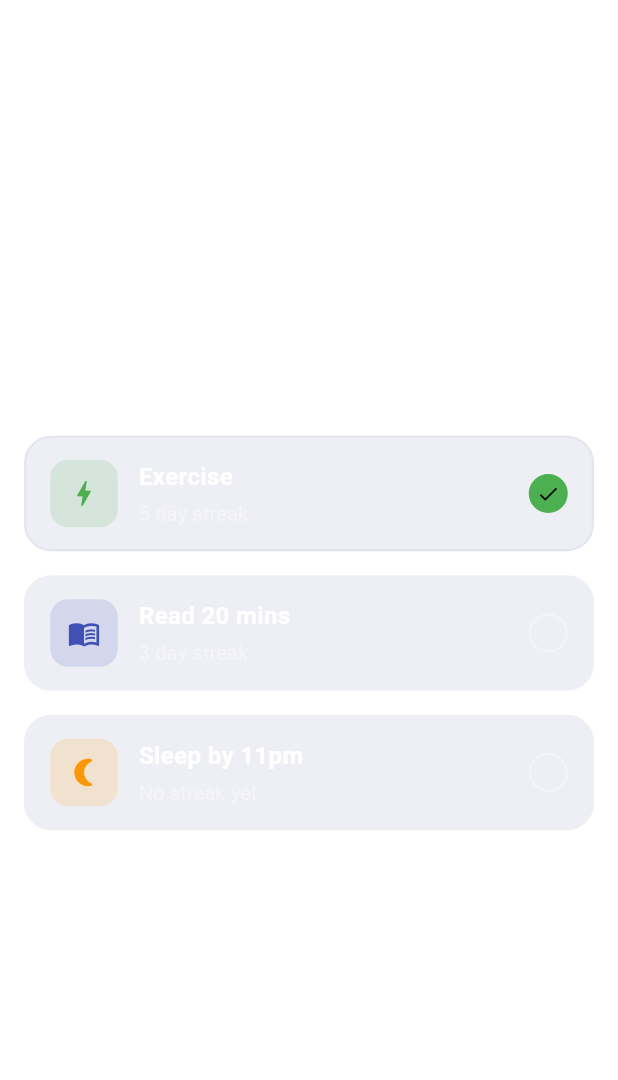
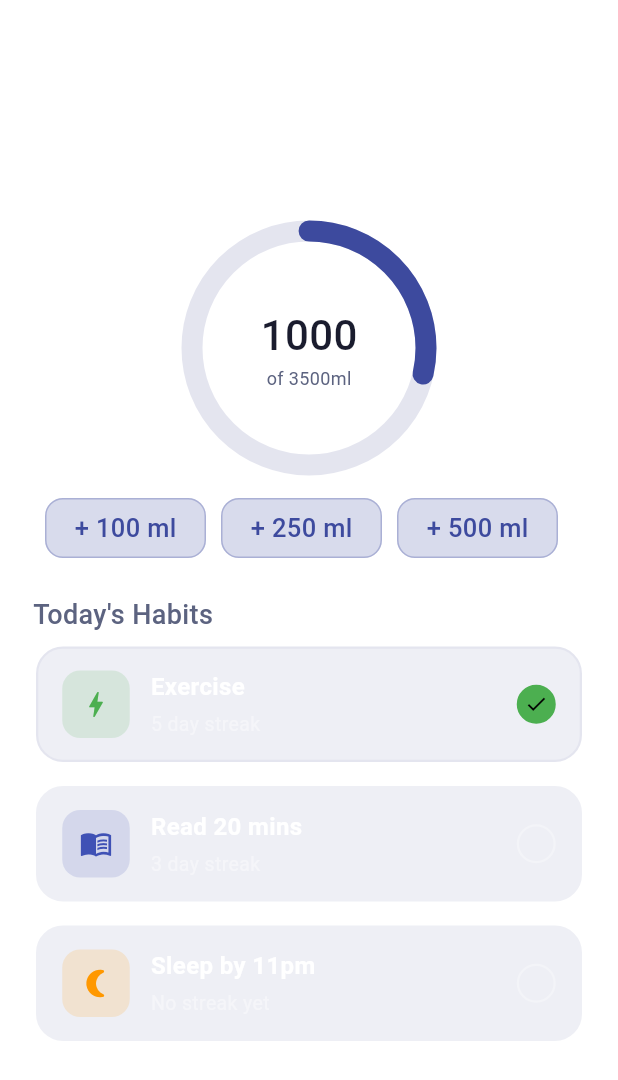
Before and after one commit to riddhicodes03/Habit-Tracker, a Flutter app: the screen it shows after launch, on a phone screen of 412 x 824 dp. Shown: the top 1080 px of the screen. Run offline on Flutter 3.47's test engine with Material 3 defaults, Android fonts, the phone set to English and light mode, and no system bars; our stand-ins replace riverpod, sqflite; accounts and stored records are empty.

Commit message:
add water tracker

```diff
--- a/lib/view/screen/home.dart
+++ b/lib/view/screen/home.dart
@@ -1,5 +1,7 @@
 import 'package:flutter/material.dart';
+import 'package:habit_tracker/view/widget/add_water_button.dart';
 import 'package:habit_tracker/view/widget/habit_box.dart';
+import 'package:habit_tracker/view/widget/water_ring.dart';
 
 class Home extends StatefulWidget {
   const Home({super.key});
@@ -16,6 +18,7 @@ class _HomeState extends State<Home> {
     });
   }
 
+  void addWater() {}
   @override
   Widget build(BuildContext context) {
     var scheme = Theme.of(context);
@@ -23,6 +26,7 @@ class _HomeState extends State<Home> {
     return Scaffold(
       backgroundColor: scheme.colorScheme.surfaceContainerLowest,
       body: Container(
+        margin: EdgeInsets.all(8),
         width: width,
         decoration: BoxDecoration(
           color: scheme.colorScheme.surfaceContainerLowest,
@@ -32,6 +36,30 @@ class _HomeState extends State<Home> {
           children: [
             Text('Greeting+date', style: TextStyle(color: Colors.white)),
             Text('CircularProgress', style: TextStyle(color: Colors.white)),
+            WaterRing(current: 1000, goal: 3500),
+            SizedBox(height: 10),
+            Row(
+              crossAxisAlignment: CrossAxisAlignment.center,
+              mainAxisAlignment: MainAxisAlignment.center,
+              children: [
+                AddWaterButton(amount: 100, onTap: addWater),
+                SizedBox(width: 10),
+                AddWaterButton(amount: 250, onTap: addWater),
+                SizedBox(width: 10),
+                AddWaterButton(amount: 500, onTap: addWater),
+                SizedBox(width: 10),
+              ],
+            ),
+            SizedBox(height: 25),
+            Container(
+              margin: EdgeInsets.only(left: 14),
+              alignment: Alignment.bottomLeft,
+              child: Text(
+                'Today\'s Habits',
+
+                style: TextStyle(fontSize: 18, fontWeight: FontWeight.w500),
+              ),
+            ),
             HabitBox(
               title: "Exercise",
               streakText: "5 day streak",
--- /dev/null
+++ b/lib/view/widget/add_water_button.dart
@@ -0,0 +1,31 @@
+import 'package:flutter/material.dart';
+
+class AddWaterButton extends StatelessWidget {
+  const AddWaterButton({super.key, required this.amount, required this.onTap});
+  final int amount;
+  final void Function() onTap;
+  @override
+  Widget build(BuildContext context) {
+    return Container(
+      width: MediaQuery.of(context).size.width / 3 - 30,
+      height: 40,
+      alignment: Alignment.center,
+      decoration: BoxDecoration(
+        color: Theme.of(context).colorScheme.primary.withValues(alpha: 0.2),
+
+        border: Border.all(
+          color: Theme.of(context).colorScheme.primary.withValues(alpha: 0.3),
+        ),
+        borderRadius: BorderRadius.all(Radius.circular(12)),
+      ),
+      child: Text(
+        '+ $amount ml',
+        style: TextStyle(
+          color: Theme.of(context).colorScheme.primary,
+          fontSize: 17,
+          fontWeight: FontWeight.w500,
+        ),
+      ),
+    );
+  }
+}
--- /dev/null
+++ b/lib/view/widget/water_ring.dart
@@ -0,0 +1,97 @@
+import 'package:flutter/material.dart';
+
+class WaterRing extends StatelessWidget {
+  final int current; // ml drunk
+  final int goal; // ml goal
+
+  const WaterRing({required this.current, required this.goal, super.key});
+
+  @override
+  Widget build(BuildContext context) {
+    final scheme = Theme.of(context).colorScheme;
+    final percent = (current / goal).clamp(0.0, 1.0);
+
+    return SizedBox(
+      width: 180,
+      height: 180,
+      child: Stack(
+        alignment: Alignment.center,
+        children: [
+          CustomPaint(
+            size: const Size(180, 180),
+            painter: _RingPainter(
+              percent: percent,
+              trackColor: scheme.surfaceContainerHigh,
+              ringColor: scheme.primary,
+            ),
+          ),
+          Column(
+            mainAxisSize: MainAxisSize.min,
+            children: [
+              Text(
+                '$current',
+                style: TextStyle(
+                  fontSize: 28,
+                  fontWeight: FontWeight.w500,
+                  color: scheme.onSurface,
+                ),
+              ),
+              Text(
+                'of ${goal}ml',
+                style: TextStyle(fontSize: 12, color: scheme.onSurfaceVariant),
+              ),
+            ],
+          ),
+        ],
+      ),
+    );
+  }
+}
+
+class _RingPainter extends CustomPainter {
+  final double percent;
+  final Color trackColor;
+  final Color ringColor;
+  final pi = 3.14;
+  _RingPainter({
+    required this.percent,
+    required this.trackColor,
+    required this.ringColor,
+  });
+
+  @override
+  void paint(Canvas canvas, Size size) {
+    final center = Offset(size.width / 2, size.height / 2);
+    final radius = (size.width / 2) - 12;
+    const strokeWidth = 14.0;
+    const startAngle = -3.14 / 2; // start from top
+
+    // Track (background ring)
+    canvas.drawArc(
+      Rect.fromCircle(center: center, radius: radius),
+      0,
+      2 * pi,
+      false,
+      Paint()
+        ..color = trackColor
+        ..strokeWidth = strokeWidth
+        ..style = PaintingStyle.stroke,
+    );
+
+    // Progress arc
+    canvas.drawArc(
+      Rect.fromCircle(center: center, radius: radius),
+      startAngle,
+      2 * pi * percent,
+      false,
+      Paint()
+        ..color = ringColor
+        ..strokeWidth = strokeWidth
+        ..style = PaintingStyle.stroke
+        ..strokeCap = StrokeCap.round, // rounded tip
+    );
+  }
+
+  @override
+  bool shouldRepaint(_RingPainter old) => old.percent != percent;
+}
```
